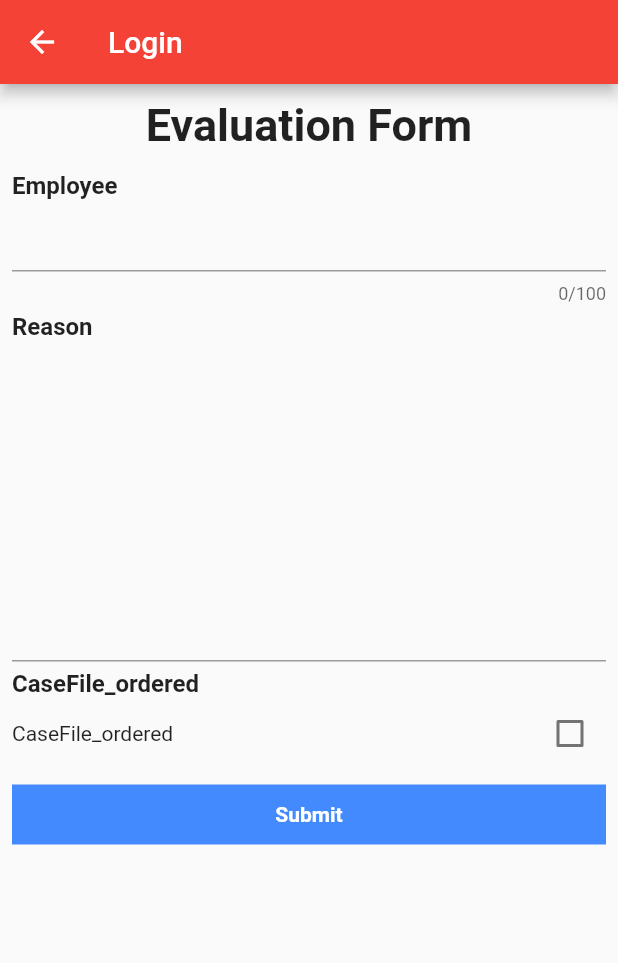
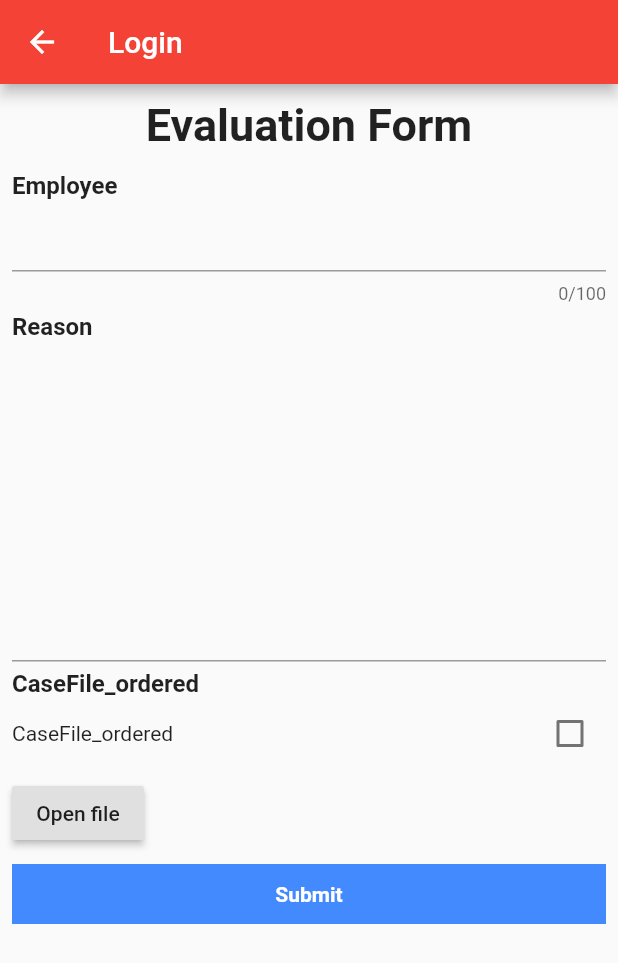
Before and after one commit to maniecodes/jbpm_json_to_form, a Flutter app: the Fields screen opened by its route, on a phone screen of 412 x 824 dp. Shown: the top 963 px of the screen. Run offline on Flutter 3.47's test engine with Material 2 defaults, Android fonts, the phone set to English and light mode, and no system bars; our stand-ins replace file_picker.

Commit message:
support uploading of files

```diff
--- a/example/lib/fields.dart
+++ b/example/lib/fields.dart
@@ -55,6 +55,19 @@ class _FieldsState extends State<Fields> {
         "code": "CheckBox",
         "serializedFieldClassName":
             "org.kie.workbench.common.forms.fields.shared.fieldTypes.basic.checkBox.definition.CheckBoxFieldDefinition"
+      },
+      {
+        "id": "field_2897352400479343E12",
+        "name": "caseFile_hwSpec",
+        "label": "CaseFile_hwSpec",
+        "required": false,
+        "readOnly": false,
+        "validateOnChange": true,
+        "binding": "caseFile_hwSpec",
+        "standaloneClassName": "org.jbpm.document.Document",
+        "code": "Document",
+        "serializedFieldClassName":
+            "org.kie.workbench.common.forms.jbpm.model.authoring.document.definition.DocumentFieldDefinition"
       }
     ]
   });
--- a/lib/jbpm_to_form.dart
+++ b/lib/jbpm_to_form.dart
@@ -2,7 +2,9 @@ library jbpm_json_to_form;
 
 import 'dart:convert';
 
+import 'package:file_picker/file_picker.dart';
 import 'package:flutter/material.dart';
+import 'package:flutter/services.dart';
 
 class JbpmForm extends StatefulWidget {
   final String form;
@@ -28,6 +30,15 @@ class JbpmForm extends StatefulWidget {
 }
 
 class _JbpmFormState extends State<JbpmForm> {
+  String _fileName;
+  String _path;
+  Map<String, String> _paths;
+  String _extension;
+  bool _loadingPath = false;
+  bool _multiPick = true;
+  bool _hasValidMime = false;
+  FileType _pickingType;
+
   final dynamic formGeneral;
 
   String isRequired(item, value) {
@@ -62,6 +73,26 @@ class _JbpmFormState extends State<JbpmForm> {
       return true;
     }
     return false;
+  }
+
+  void _openFileExplorer() async {
+    //  if (_pickingType == FileType.ANY || _hasValidMime) {
+    setState(() => _loadingPath = true);
+    try {
+      _path = null;
+      _paths = await FilePicker.getMultiFilePath(
+          type: _pickingType, fileExtension: _extension);
+    } on PlatformException catch (e) {
+      print("Unsupported operation" + e.toString());
+    }
+    if (!mounted) return;
+    setState(() {
+      _loadingPath = false;
+      _fileName = _path != null
+          ? _path.split('/').last
+          : _paths != null ? _paths.keys.toString() : '...';
+    });
+    //  }
   }
 
   List<Widget> jbpmToForm() {
@@ -164,6 +195,21 @@ class _JbpmFormState extends State<JbpmForm> {
           ),
         );
       }
+
+      if (item['code'] == 'Document') {
+        listWidget.add(Container(
+          margin: EdgeInsets.only(top: 5.0),
+          child: Column(
+            crossAxisAlignment: CrossAxisAlignment.start,
+            children: <Widget>[
+              RaisedButton(
+                onPressed: () => _openFileExplorer(),
+                child: Text('Open file'),
+              ),
+            ],
+          ),
+        ));
+      }
     }
 
     if (widget.buttonSave != null) {
--- a/pubspec.yaml
+++ b/pubspec.yaml
@@ -19,6 +19,7 @@ environment:
 dependencies:
   flutter:
     sdk: flutter
+  file_picker: ^1.4.3+2
 
   # The following adds the Cupertino Icons font to your application.
   # Use with the CupertinoIcons class for iOS style icons.
```
Also changed, not shown: example/pubspec.lock, pubspec.lock.
